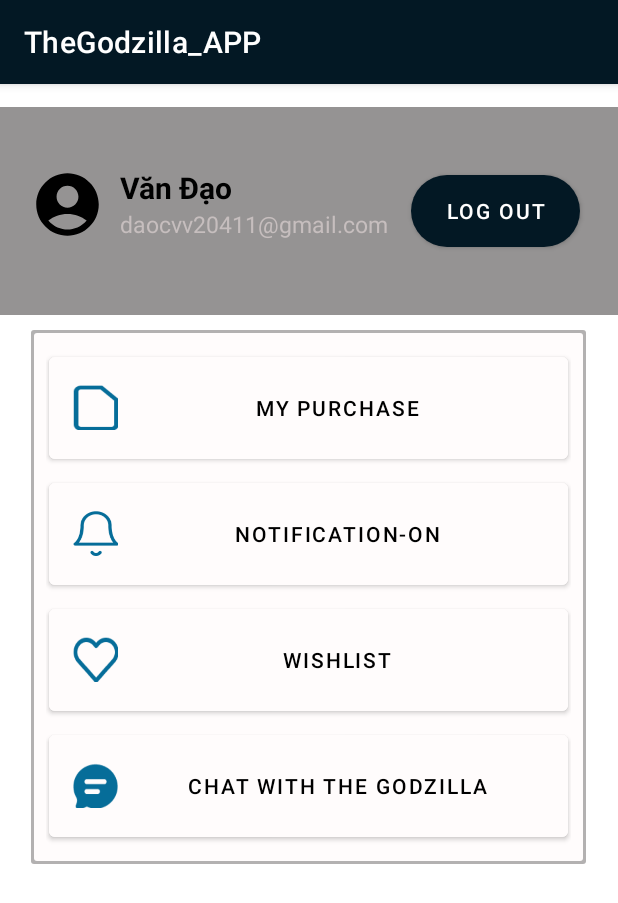
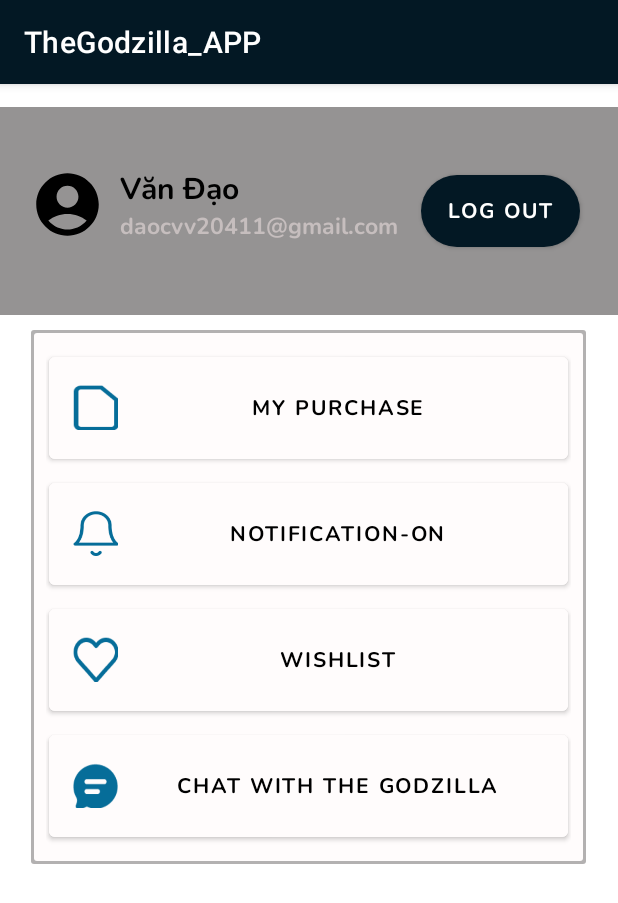
Before and after one commit to phuongthao-002/TheGodzilla_APP, an Android app: the fragment account shown on its own in the app's theme, on a phone screen of 412 x 824 dp. Shown: the top 903 px of the screen. Run offline under Robolectric (Android 15) with nearby library versions, the phone set to English and light mode, and no system bars.

```diff
--- a/app/src/main/res/layout/fragment_account.xml
+++ b/app/src/main/res/layout/fragment_account.xml
@@ -38,6 +38,7 @@
                 android:layout_width="match_parent"
                 android:layout_height="wrap_content"
                 android:text="Văn Đạo"
+                android:fontFamily="@font/nunitobold"
                 android:textColor="#000000"
                 android:textSize="20sp"
                 android:textStyle="bold" />
@@ -46,6 +47,7 @@
                 android:id="@+id/txt_account_mail"
                 android:layout_width="match_parent"
                 android:layout_height="wrap_content"
+                android:fontFamily="@font/nunitobold"
                 android:text="daocvv20411@gmail.com"
                 android:textColor="#C6BEBE"
                 android:textSize="15sp" />
@@ -59,6 +61,7 @@
             android:layout_margin="5dp"
             android:background="@drawable/bgbutton"
             android:gravity="center"
+            android:fontFamily="@font/nunitobold"
             android:text="Log Out" />
 
     </LinearLayout>
@@ -77,6 +80,7 @@
             android:layout_width="match_parent"
             android:layout_height="80dp"
             android:layout_margin="2dp"
+            android:fontFamily="@font/nunitobold"
             android:backgroundTint="#FFFCFC"
             android:drawableLeft="@drawable/mypurchase"
             android:text="My purchase"
@@ -88,6 +92,7 @@
             android:layout_height="80dp"
             android:layout_margin="2dp"
             android:backgroundTint="#FFFCFC"
+            android:fontFamily="@font/nunitobold"
             android:drawableLeft="@drawable/notification"
             android:text="Notification-On"
             android:textColor="@color/black"
@@ -101,6 +106,7 @@
             android:layout_margin="2dp"
             android:backgroundTint="#FFFCFC"
             android:drawableLeft="@drawable/wishlist"
+            android:fontFamily="@font/nunitobold"
             android:text="Wishlist"
             android:textColor="@color/black" />
 
@@ -110,6 +116,7 @@
             android:layout_height="80dp"
             android:layout_margin="2dp"
             android:backgroundTint="#FFFCFC"
+            android:fontFamily="@font/nunitobold"
             android:drawableLeft="@drawable/chat"
             android:text="Chat With The Godzilla"
             android:textColor="@color/black"
--- a/app/src/main/res/layout/fragment_notification.xml
+++ b/app/src/main/res/layout/fragment_notification.xml
@@ -42,6 +42,7 @@
             android:hint="Search"
             android:textSize="20sp"
             android:textStyle="bold"
+            android:fontFamily="@font/nunitobold"
             android:textColor="#E42121"
             android:padding="15dp">
         </EditText>
--- a/app/src/main/res/layout/item_notification.xml
+++ b/app/src/main/res/layout/item_notification.xml
@@ -26,6 +26,7 @@
             android:layout_height="wrap_content"
             android:layout_gravity="center"
             android:text="Your order #28072002 has been confirmed"
+            android:fontFamily="@font/nunitobold"
             android:textSize="18sp"
             android:textColor="@color/black"/>
 
```
Also changed, not shown: app/src/main/AndroidManifest.xml (+0 -8 lines), app/src/main/java/com/example/thegodzilla_app/AccountManagement.java (deleted, +0 -110 lines), app/src/main/res/layout/activity_account_management.xml (deleted, +0 -132 lines).
